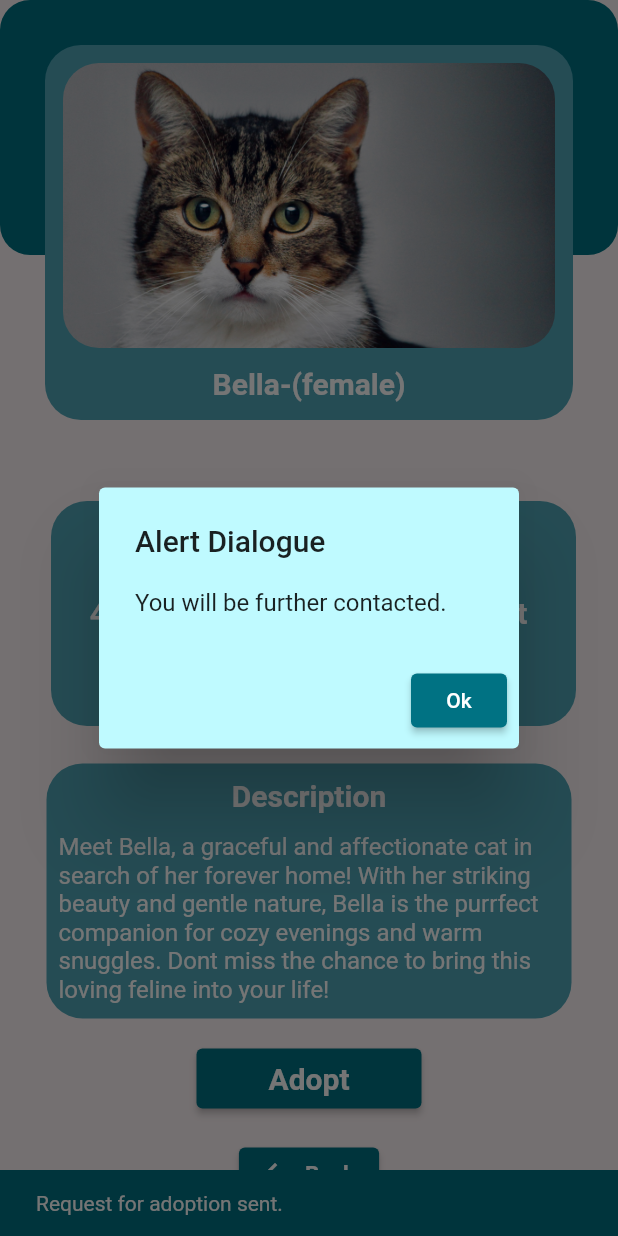
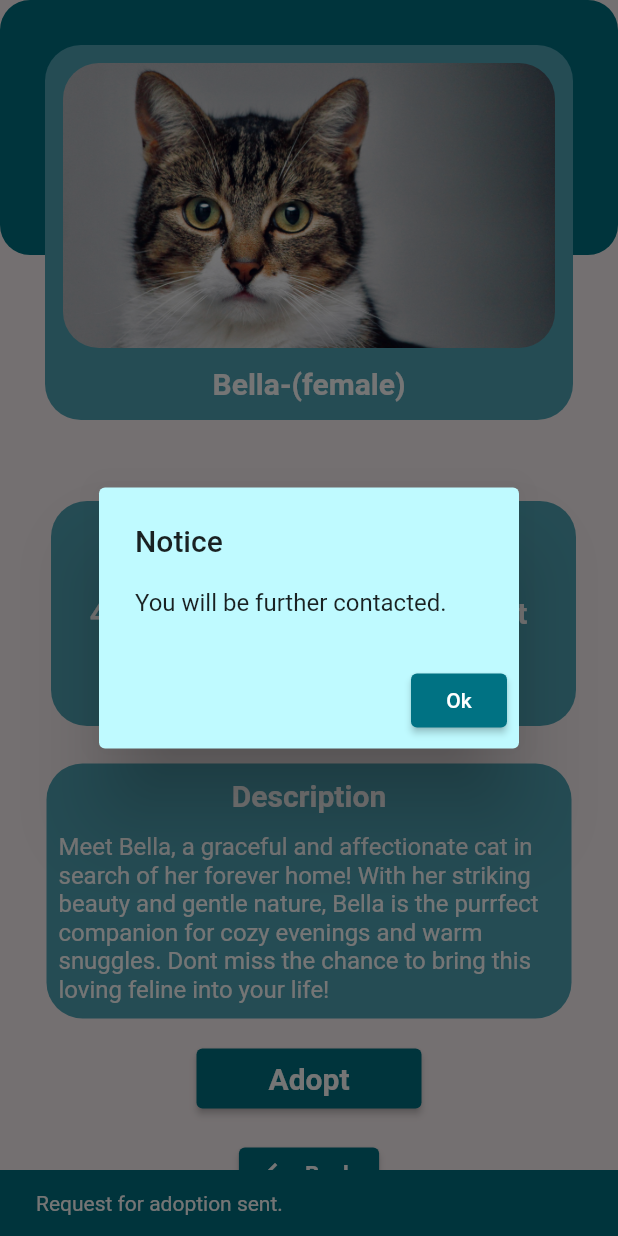
Before and after one commit to swiks12/flutter-project, a Flutter app: the Bella screen opened directly, after a tap on "Adopt", on a phone screen of 412 x 824 dp. Run offline on Flutter 3.47's test engine with Material 2 defaults, Android fonts, the phone set to English and light mode, and no system bars.

Commit message:
the end of the project

```diff
--- a/lib/bella.dart
+++ b/lib/bella.dart
@@ -18,7 +18,7 @@ class _BellaState extends State<Bella> {
          );
     AlertDialog alert=AlertDialog(
       backgroundColor: const Color(0XFFBFFAFF),
-      title: const Text('Alert Dialogue'),
+      title: const Text('Notice'),
       content: const Text('You will be further contacted.'),
       actions: [
         okbtn,
--- a/lib/bruno.dart
+++ b/lib/bruno.dart
@@ -19,7 +19,7 @@ class _BrunoState extends State<Bruno> {
          );
     AlertDialog alert=AlertDialog(
       backgroundColor: const Color(0XFFBFFAFF),
-      title: const Text('Alert Dialogue'),
+      title: const Text('Notice'),
       content: const Text('You will be further contacted.'),
       actions: [
         okbtn,
--- a/lib/kale.dart
+++ b/lib/kale.dart
@@ -19,7 +19,7 @@ class _KaleState extends State<Kale> {
          );
     AlertDialog alert=AlertDialog(
       backgroundColor: const Color(0XFFBFFAFF),
-      title: const Text('Alert Dialogue'),
+      title: const Text('Notice'),
       content: const Text('You will be further contacted.'),
       actions: [
         okbtn,
--- a/lib/luna.dart
+++ b/lib/luna.dart
@@ -19,7 +19,7 @@ class _LunaState extends State<Luna> {
          );
     AlertDialog alert=AlertDialog(
       backgroundColor: const Color(0XFFBFFAFF),
-      title: const Text('Alert Dialogue'),
+      title: const Text('Notice'),
       content: const Text('You will be further contacted.'),
       actions: [
         okbtn,
```
